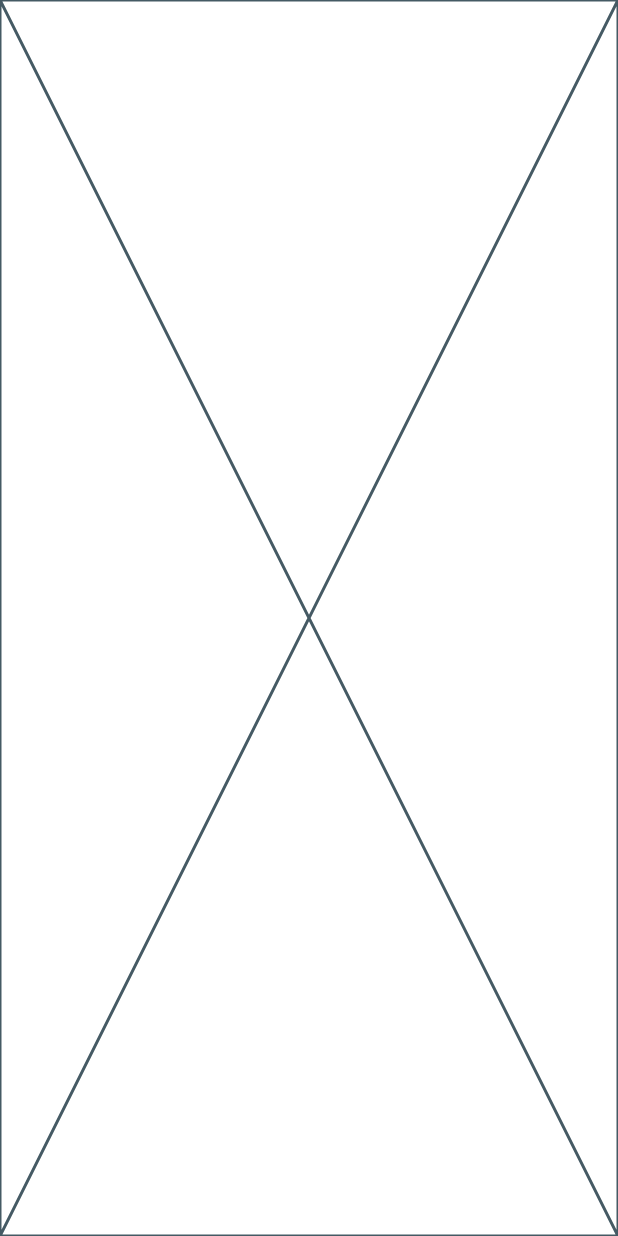
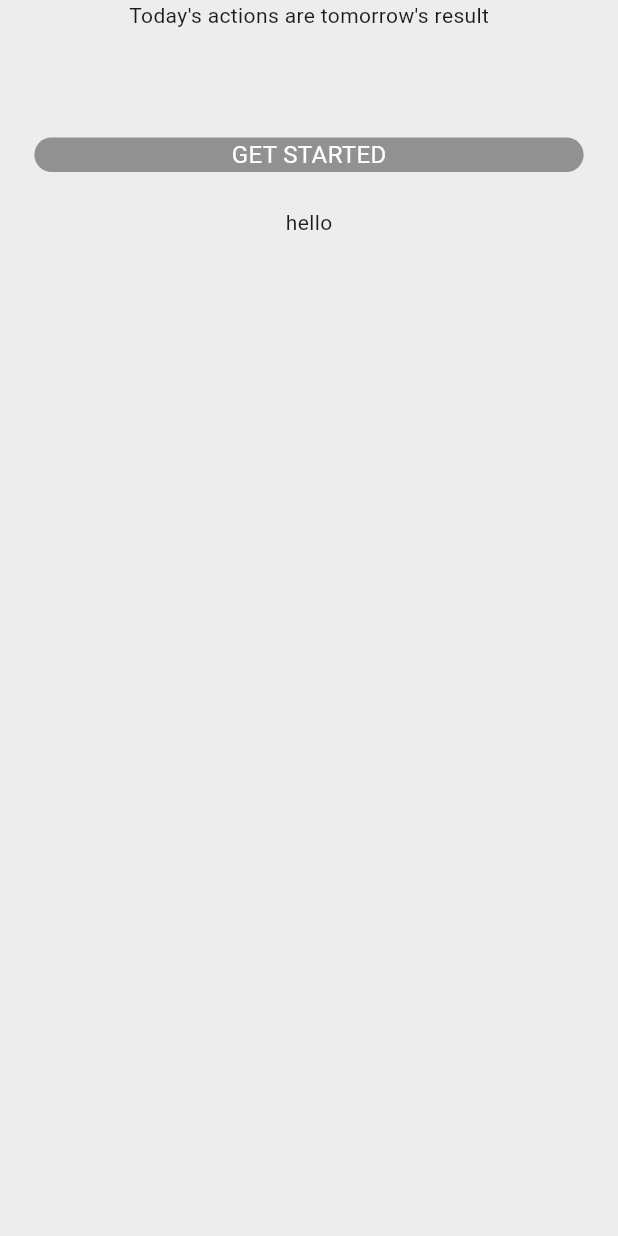
Before and after one commit to Milan-Tmg/Flutter-fitness-app, a Flutter app: the screen it shows after launch, on a phone screen of 412 x 824 dp. Run offline on Flutter 3.47's test engine with Material 3 defaults, Android fonts, the phone set to English and light mode, and no system bars; our stand-ins replace firebase_core, flutter_screenutil; accounts and stored records are empty.

Commit message:
setting up flutter project on local device

```diff
--- /dev/null
+++ b/lib/front_end/splashScreen/Widgets/startButton.dart
@@ -0,0 +1,19 @@
+import 'package:flutter/material.dart';
+import 'package:flutter_screenutil/flutter_screenutil.dart';
+import '/theme/app_theme.dart';
+
+GestureDetector getStarted() => GestureDetector(
+  child: Container(
+    decoration: BoxDecoration(
+      color: buttonColor,
+      borderRadius: BorderRadius.circular(bottonRadius),
+    ),
+    margin: EdgeInsets.symmetric(horizontal: 20.w, vertical: 20.h),
+    child: Center(
+      child: Text(
+        "GET STARTED",
+        style: textTheme.displaySmall,
+      ),
+    ),
+  ),
+);
--- /dev/null
+++ b/lib/front_end/splashScreen/splashScreen_view.dart
@@ -0,0 +1,33 @@
+import "package:flutter/material.dart";
+import "package:flutter_fitness_app/front_end/splashScreen/Widgets/startButton.dart";
+import "package:flutter_screenutil/flutter_screenutil.dart";
+
+class SplashscreenView extends StatefulWidget {
+  const SplashscreenView({super.key});
+
+  @override
+  State<SplashscreenView> createState() => _SplashscreenViewState();
+}
+
+class _SplashscreenViewState extends State<SplashscreenView> {
+  @override
+  Widget build(BuildContext context) {
+    return SafeArea(
+      child: Scaffold(
+        body: Container(
+          color: Colors.transparent,
+          child: Column(
+            //mainAxisSize = MainAxisSize.max,
+            //mainAxisAlignment: MainAxisAlignment.center,
+            children: [
+              Text("Today's actions are tomorrow's result"),
+              SizedBox(height: 40.h),
+              getStarted(),
+              Text("hello"),
+            ],
+          ),
+        ),
+      ),
+    );
+  }
+}
--- a/pubspec.yaml
+++ b/pubspec.yaml
@@ -34,7 +34,8 @@ dependencies:
   # The following adds the Cupertino Icons font to your application.
   # Use with the CupertinoIcons class for iOS style icons.
   cupertino_icons: ^1.0.8
-  firebase_core: ^3.14.0
+  firebase_core: 3.4.0
+  flutter_screenutil: ^5.9.3
 
 dev_dependencies:
   flutter_test:
```
Also changed, not shown: lib/main.dart (+27 -2 lines), lib/theme/app_theme.dart (added, +27 -0 lines), pubspec.lock.
